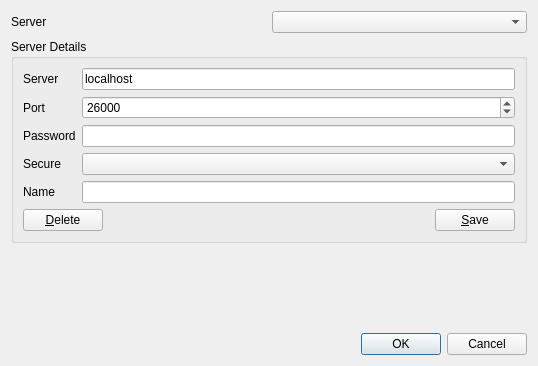
jjzhang166/RconGui, file src/ui/server_setup_widget.ui: the form before one commit.
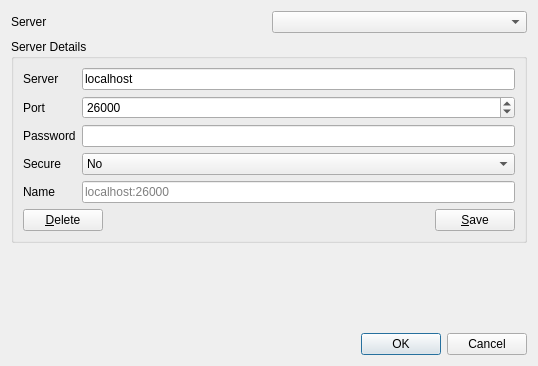
The form after the commit. Icons and pictures are not drawn.

Commit message: Don't use Model/View for the server settings

Patch:
```diff
--- a/src/ui/server_setup_widget.ui
+++ b/src/ui/server_setup_widget.ui
@@ -40,18 +40,13 @@
      <property name="title">
       <string>Server Details</string>
      </property>
-     <layout class="QGridLayout" name="gridLayout">
-      <item row="4" column="0">
-       <widget class="QLabel" name="label_6">
+     <layout class="QVBoxLayout" name="verticalLayout_2">
+      <item>
+       <layout class="QFormLayout" name="formLayout">
+        <item row="0" column="0">
+         <widget class="QLabel" name="label_2">
         <property name="text">
-         <string>Name</string>
-        </property>
-       </widget>
-      </item>
-      <item row="3" column="0">
-       <widget class="QLabel" name="label_5">
-        <property name="text">
-         <string>Secure</string>
+           <string>Server</string>
         </property>
        </widget>
       </item>
@@ -68,10 +63,10 @@
         </property>
        </widget>
       </item>
-      <item row="0" column="0">
-       <widget class="QLabel" name="label_2">
+        <item row="1" column="0">
+         <widget class="QLabel" name="label_3">
         <property name="text">
-         <string>Server</string>
+           <string>Port</string>
         </property>
        </widget>
       </item>
@@ -91,13 +86,6 @@
         </property>
        </widget>
       </item>
-      <item row="1" column="0">
-       <widget class="QLabel" name="label_3">
-        <property name="text">
-         <string>Port</string>
-        </property>
-       </widget>
-      </item>
       <item row="2" column="0">
        <widget class="QLabel" name="label_4">
         <property name="text">
@@ -105,9 +93,6 @@
         </property>
        </widget>
       </item>
-      <item row="3" column="1">
-       <widget class="QComboBox" name="input_secure"/>
-      </item>
       <item row="2" column="1">
        <widget class="QLineEdit" name="input_password">
         <property name="toolTip">
@@ -118,6 +103,72 @@
         </property>
        </widget>
       </item>
+        <item row="3" column="0">
+         <widget class="QLabel" name="label_5">
+          <property name="text">
+           <string>Secure</string>
+          </property>
+         </widget>
+        </item>
+        <item row="3" column="1">
+         <widget class="QComboBox" name="input_secure">
+          <property name="sizePolicy">
+           <sizepolicy hsizetype="Expanding" vsizetype="Fixed">
+            <horstretch>0</horstretch>
+            <verstretch>0</verstretch>
+           </sizepolicy>
+          </property>
+          <property name="toolTip">
+           <string>Rcon Secure Protocol</string>
+          </property>
+          <property name="whatsThis">
+           <string>&lt;html&gt;&lt;head/&gt;&lt;body&gt;
+&lt;p&gt;Rcon secure protocol, must match the value of the cvar &lt;b&gt;rcon_secure&lt;/b&gt; in the Xonotic server.&lt;/p&gt;
+&lt;ul&gt;
+    &lt;li&gt;&quot;No&quot; (&lt;tt&gt;rcon_secure 0&lt;tt&gt;) the password is not encrypted and is the most reliable option.&lt;/li&gt;
+    &lt;li&gt;&quot;Time Based&quot; (&lt;tt&gt;rcon_secure 1&lt;tt&gt;) hashes the command based on the system time, it requires to have the system clock to be synchronized with the server clock.&lt;/li&gt;
+    &lt;li&gt;&quot;Challenge Based&quot; (&lt;tt&gt;rcon_secure 2&lt;tt&gt;) asks the server for challenges, secure but not always reliable.&lt;/li&gt;
+&lt;/ul&gt;&lt;/body&gt;&lt;/html&gt;</string>
+          </property>
+          <item>
+           <property name="text">
+            <string>No</string>
+           </property>
+           <property name="icon">
+            <iconset theme="security-low">
+             <normaloff/>
+            </iconset>
+           </property>
+          </item>
+          <item>
+           <property name="text">
+            <string>Time Based</string>
+           </property>
+           <property name="icon">
+            <iconset theme="security-medium">
+             <normaloff/>
+            </iconset>
+           </property>
+          </item>
+          <item>
+           <property name="text">
+            <string>Challenge Based</string>
+           </property>
+           <property name="icon">
+            <iconset theme="security-high">
+             <normaloff/>
+            </iconset>
+           </property>
+          </item>
+         </widget>
+        </item>
+        <item row="4" column="0">
+         <widget class="QLabel" name="label_6">
+          <property name="text">
+           <string>Name</string>
+          </property>
+         </widget>
+        </item>
       <item row="4" column="1">
        <widget class="QLineEdit" name="input_name">
         <property name="toolTip">
@@ -126,9 +177,14 @@
         <property name="whatsThis">
          <string>&lt;html&gt;&lt;head/&gt;&lt;body&gt;&lt;p&gt;This name is used to recognize the server and as an identifier for the server presets. If omitted it will become server:port&lt;/p&gt;&lt;/body&gt;&lt;/html&gt;</string>
         </property>
-       </widget>
-      </item>
-      <item row="5" column="0" colspan="2">
+          <property name="placeholderText">
+           <string>localhost:26000</string>
+          </property>
+         </widget>
+        </item>
+       </layout>
+      </item>
+      <item>
        <layout class="QHBoxLayout" name="horizontalLayout_2">
         <item>
          <widget class="QPushButton" name="button_delete">
```
Left out of the diff: 44 changed lines with no effect on the pictures. Lines whose indentation alone changed are shown as unchanged. The commit also changes 12 other files.
